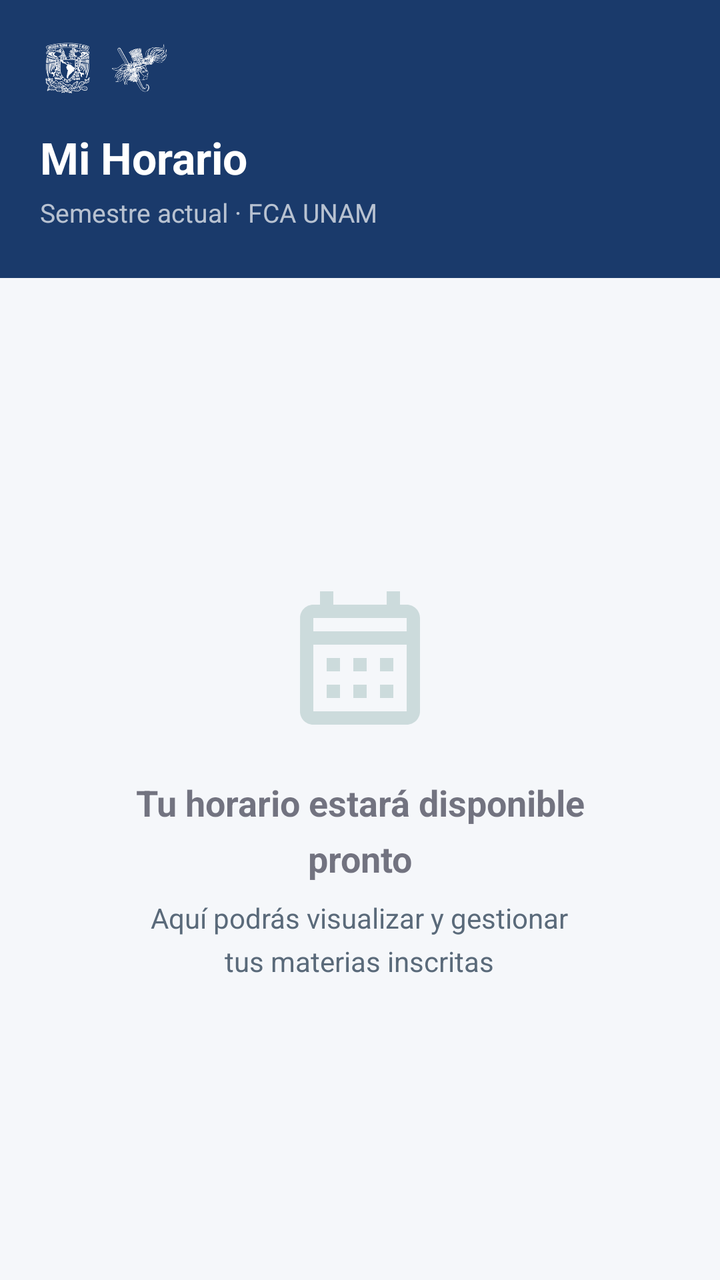
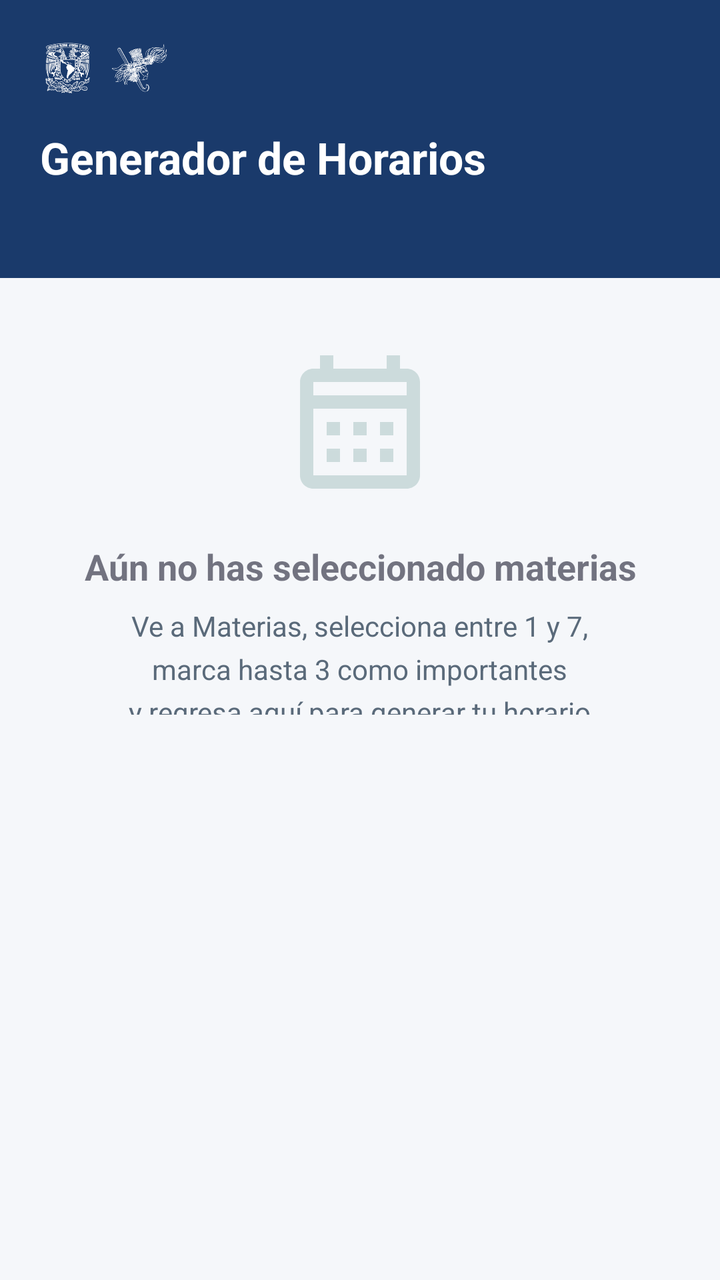

An Android layout rendered at two revisions. The XML below is the earlier revision; the diff shows what the commit changed to produce the second picture.
<!-- AndroidManifest.xml: application theme Theme.Shcedify -->
<!-- res/layout/fragment_horario.xml -->
<?xml version="1.0" encoding="utf-8"?>
<LinearLayout xmlns:android="http://schemas.android.com/apk/res/android"
    xmlns:app="http://schemas.android.com/apk/res-auto"
    android:layout_width="match_parent"
    android:layout_height="match_parent"
    android:orientation="vertical"
    android:background="@color/background">

    
    <LinearLayout
        android:layout_width="match_parent"
        android:layout_height="wrap_content"
        android:background="@color/primary"
        android:orientation="vertical"
        android:paddingStart="20dp"
        android:paddingEnd="20dp"
        android:paddingTop="20dp"
        android:paddingBottom="24dp">

        <LinearLayout
            android:layout_width="match_parent"
            android:layout_height="wrap_content"
            android:orientation="horizontal"
            android:gravity="center_vertical"
            android:layout_marginBottom="16dp">

            <ImageView
                android:layout_width="28dp"
                android:layout_height="28dp"
                android:src="@drawable/logos_blanco_unam"
                android:scaleType="fitCenter"
                android:adjustViewBounds="true"
                android:contentDescription="@string/logo_unam_desc"/>

            <ImageView
                android:layout_width="28dp"
                android:layout_height="28dp"
                android:layout_marginStart="8dp"
                android:src="@drawable/logos_blanco_fca"
                android:scaleType="fitCenter"
                android:adjustViewBounds="true"
                android:contentDescription="@string/logo_fca_desc"/>
        </LinearLayout>

        <TextView
            android:layout_width="match_parent"
            android:layout_height="wrap_content"
            android:text="Mi Horario"
            android:textColor="@color/on_primary"
            android:textSize="22sp"
            android:textStyle="bold"/>

        <TextView
            android:layout_width="match_parent"
            android:layout_height="wrap_content"
            android:layout_marginTop="4dp"
            android:text="Semestre actual · FCA UNAM"
            android:textColor="#B0FFFFFF"
            android:textSize="13sp"/>

    </LinearLayout>

    
    <LinearLayout
        android:layout_width="match_parent"
        android:layout_height="0dp"
        android:layout_weight="1"
        android:gravity="center"
        android:orientation="vertical"
        android:padding="32dp">

        <ImageView
            android:layout_width="80dp"
            android:layout_height="80dp"
            android:src="@drawable/horario_ic"
            android:alpha="0.25"
            android:contentDescription="Horario"/>

        <TextView
            android:layout_width="wrap_content"
            android:layout_height="wrap_content"
            android:layout_marginTop="20dp"
            android:text="Tu horario estará disponible\npronto"
            android:textSize="18sp"
            android:textStyle="bold"
            android:textColor="@color/on_surface"
            android:gravity="center"
            android:alpha="0.6"
            android:lineSpacingMultiplier="1.3"/>

        <TextView
            android:layout_width="wrap_content"
            android:layout_height="wrap_content"
            android:layout_marginTop="8dp"
            android:text="Aquí podrás visualizar y gestionar\ntus materias inscritas"
            android:textSize="14sp"
            android:textColor="@color/text_secondary"
            android:gravity="center"
            android:lineSpacingMultiplier="1.3"/>

    </LinearLayout>

</LinearLayout>
<!-- resources referenced by this layout -->
<resources>
  <color name="background">#F5F7FA</color>
  <color name="on_primary">#FFFFFF</color>
  <color name="on_surface">#1A1A2E</color>
  <color name="primary">#1A3A6B</color>
  <color name="text_secondary">#5A6A7A</color>
  <!-- drawable horario_ic (drawable) -->
  <vector xmlns:android="http://schemas.android.com/apk/res/android" android:height="24dp" android:tint="#4E8682" android:viewportHeight="24" android:viewportWidth="24" android:width="24dp">
        
      <path android:fillColor="@android:color/white" android:pathData="M19,4h-1V2h-2v2H8V2H6v2H5C3.89,4 3.01,4.9 3.01,6L3,20c0,1.1 0.89,2 2,2h14c1.1,0 2,-0.9 2,-2V6C21,4.9 20.1,4 19,4zM19,20H5V10h14V20zM19,8H5V6h14V8zM9,14H7v-2h2V14zM13,14h-2v-2h2V14zM17,14h-2v-2h2V14zM9,18H7v-2h2V18zM13,18h-2v-2h2V18zM17,18h-2v-2h2V18z"/>
      
  </vector>
  <!-- drawable logos_blanco_fca: png bitmap (drawable, 27612 bytes) -->
  <!-- drawable logos_blanco_unam: png bitmap (drawable, 50889 bytes) -->
  <string name="logo_fca_desc">Logo FCA</string>
  <string name="logo_unam_desc">Logo UNAM</string>
  <style name="Theme.Shcedify" parent="Theme.MaterialComponents.DayNight.NoActionBar">
          <item name="colorPrimary">@color/primary</item>
          <item name="colorPrimaryVariant">@color/primary_variant</item>
          <item name="colorSecondary">@color/secondary</item>
          <item name="colorOnPrimary">@color/on_primary</item>
          <item name="colorOnSecondary">@color/on_secondary</item>
          <item name="android:colorBackground">@color/background</item>
          <item name="colorSurface">@color/surface</item>
          <item name="colorError">@color/error</item>
          <item name="textInputStyle">@style/Widget.MaterialComponents.TextInputLayout.OutlinedBox</item>
      </style>
  <color name="primary_variant">#0D2547</color>
  <color name="secondary">#2E6DB4</color>
  <color name="on_secondary">#FFFFFF</color>
  <color name="surface">#FFFFFF</color>
  <color name="error">#B00020</color>
</resources>

<!-- the commit's change to res/layout/fragment_horario.xml (unified diff, before → after) -->
@@ -45,29 +45,44 @@
         <TextView
             android:layout_width="match_parent"
             android:layout_height="wrap_content"
-            android:text="Mi Horario"
+            android:text="Generador de Horarios"
             android:textColor="@color/on_primary"
             android:textSize="22sp"
             android:textStyle="bold"/>
 
         <TextView
+            android:id="@+id/tvResumen"
             android:layout_width="match_parent"
             android:layout_height="wrap_content"
             android:layout_marginTop="4dp"
-            android:text="Semestre actual · FCA UNAM"
             android:textColor="#B0FFFFFF"
             android:textSize="13sp"/>
 
     </LinearLayout>
 
     
+    <com.google.android.material.button.MaterialButton
+        android:id="@+id/btnGenerar"
+        android:layout_width="match_parent"
+        android:layout_height="52dp"
+        android:layout_marginHorizontal="16dp"
+        android:layout_marginTop="16dp"
+        android:text="Generar opciones de horario"
+        android:textSize="15sp"
+        android:visibility="gone"
+        app:cornerRadius="12dp"
+        app:backgroundTint="@color/primary"/>
+
+    
     <LinearLayout
+        android:id="@+id/layoutEmpty"
         android:layout_width="match_parent"
         android:layout_height="0dp"
         android:layout_weight="1"
         android:gravity="center"
         android:orientation="vertical"
-        android:padding="32dp">
+        android:padding="32dp"
+        android:visibility="visible">
 
         <ImageView
             android:layout_width="80dp"
@@ -77,22 +92,22 @@
             android:contentDescription="Horario"/>
 
         <TextView
+            android:id="@+id/tvEmpty"
             android:layout_width="wrap_content"
             android:layout_height="wrap_content"
             android:layout_marginTop="20dp"
-            android:text="Tu horario estará disponible\npronto"
+            android:text="Aún no has seleccionado materias"
             android:textSize="18sp"
             android:textStyle="bold"
             android:textColor="@color/on_surface"
             android:gravity="center"
-            android:alpha="0.6"
-            android:lineSpacingMultiplier="1.3"/>
+            android:alpha="0.6"/>
 
         <TextView
             android:layout_width="wrap_content"
             android:layout_height="wrap_content"
             android:layout_marginTop="8dp"
-            android:text="Aquí podrás visualizar y gestionar\ntus materias inscritas"
+            android:text="Ve a Materias, selecciona entre 1 y 7,\nmarca hasta 3 como importantes\ny regresa aquí para generar tu horario"
             android:textSize="14sp"
             android:textColor="@color/text_secondary"
             android:gravity="center"
@@ -100,4 +115,20 @@
 
     </LinearLayout>
 
+    
+    <ScrollView
+        android:layout_width="match_parent"
+        android:layout_height="0dp"
+        android:layout_weight="1"
+        android:visibility="visible">
+
+        <LinearLayout
+            android:id="@+id/containerHorarios"
+            android:layout_width="match_parent"
+            android:layout_height="wrap_content"
+            android:orientation="vertical"
+            android:padding="16dp"/>
+
+    </ScrollView>
+
 </LinearLayout>
